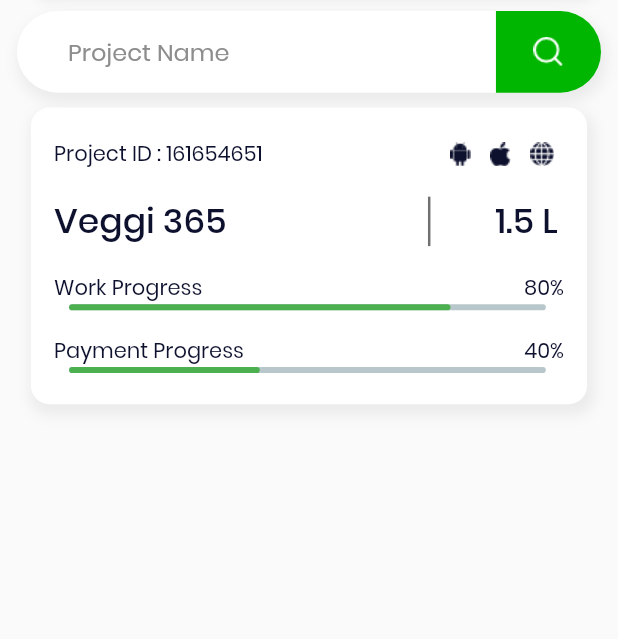
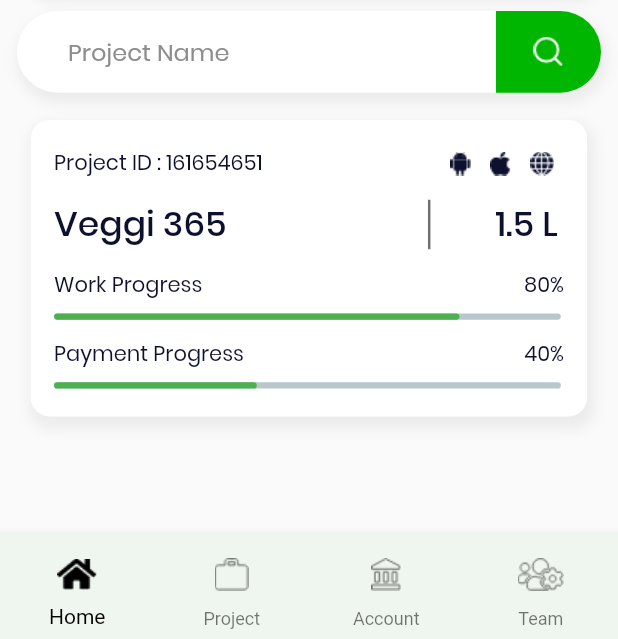
Before and after one commit to Samip193/devloper, a Flutter app: the screen it shows after launch, after a tap on "Login", on a phone screen of 412 x 824 dp, the part 597-1236 px from its top. Run offline on Flutter 3.47's test engine with Material 2 defaults, Android fonts, the phone set to English and light mode, and no system bars; drawn by our look-alikes of percent_indicator.

Commit message:
Created Ui Design

```diff
--- a/lib/TabScreen/home.dart
+++ b/lib/TabScreen/home.dart
@@ -42,7 +42,11 @@ class _HomeScreenState extends State<HomeScreen> {
             ),
             SizedBox(height: h*0.22,),
             SearchBar(),
-            ProgressIndecetor()
+            Padding(
+              padding:  EdgeInsets.only(top:h*0.01),
+              child: ProgressIndecetor(),
+            )
+
 
           ],
         ),
--- a/lib/constant/mycolor.dart
+++ b/lib/constant/mycolor.dart
@@ -8,6 +8,7 @@ class MyColor{
   static const Color app_bar_Color = Color(0xFF0D112E);
   static const Color borderColor = Color(0xFF0D112E);
   static const Color txtColor = Color(0xFF0D112E);
+  static const Color red = Color(0xFFFF0808);
   static const Color colorCyan = Color(0xFFEBFFEB);
   static const Color colorGreen = Color(0xFF00B600);
   static const Color colorPink = Color(0xFFFFEBEB);
@@ -18,6 +19,8 @@ class MyColor{
   static const Color hintColor = Color(0xFF434343);
   static const Color search_hintColor = Color(0xFF8D8D8D);
   static const Color gray = Color(0xFF707070);
+  static const Color bottom_bg_color = Color(0xFFEFF6EF);
+
 }
 class MyStyle{
 
@@ -224,6 +227,91 @@ class _SearchBarState extends State<SearchBar> {
 
 }
 
+class Indecetor extends StatelessWidget {
+  const Indecetor({Key? key}) : super(key: key);
+
+  @override
+  Widget build(BuildContext context) {
+    double h=MediaQuery.of(context).size.height;
+    double w=MediaQuery.of(context).size.width;
+    bool H =h<700;
+    return Container(
+      height: h*0.29,
+      width: w*0.90,
+      decoration: BoxDecoration(
+        color: Colors.white,
+        borderRadius: BorderRadius.circular(h*0.015),
+        boxShadow: [
+          BoxShadow(
+            color: MyColor.shedowColor,
+            spreadRadius: 2,
+            blurRadius: 7,
+            offset: const Offset(2, 5), // changes position of shadow
+          ),
+        ],
+        // border: Border.all(color: Colors.blueAccent)
+      ),
+      child: Padding(
+        padding:  EdgeInsets.symmetric(horizontal: w*0.0375,vertical: h*0.015   ),
+        child: Column(
+          mainAxisAlignment: MainAxisAlignment.spaceAround,
+          children: [
+            Row(
+              mainAxisAlignment: MainAxisAlignment.spaceBetween,
+              children: [
+                Text('Project ID : 161654651',style: TextStyle(fontSize: h*0.017,color: MyColor.txtColor,fontFamily: 'poppins_regular'),),
+                ConstrainedBox(
+                  constraints: BoxConstraints(
+                      maxWidth: w*0.2
+                  ),
+                  child: Row(
+                    mainAxisAlignment: MainAxisAlignment.spaceAround,
+                    children: [
+                      Image.asset('images/android.png',scale: 1,),
+                      Image.asset('images/apple.png',scale: 1,),
+                      Image.asset('images/network.png',scale: 1,),
+
+                    ],
+                  ),
+                )
+              ],
+            ),
+            Row(
+              mainAxisAlignment: MainAxisAlignment.spaceBetween,
+              children: [
+                Text('Veggi 365',style: TextStyle(fontSize: h*0.028,color: MyColor.txtColor,fontFamily: 'poppins_medium')),
+                ConstrainedBox(
+                    constraints: BoxConstraints(
+                        maxWidth: w*0.22
+                    ),
+                    child:Row(
+                      mainAxisAlignment: MainAxisAlignment.spaceBetween,
+                      children: [
+                        Container(
+                          height: h*0.04,
+                          width: w*0.004,
+                          color: MyColor.gray,
+                        ),
+                        Padding(
+                          padding:  EdgeInsets.only(right: w*0.01),
+                          child: Text('1.5 L',style: TextStyle(fontSize: h*0.028,color: MyColor.txtColor,fontFamily: 'poppins_medium')),
+                        )
+                      ],
+                    )
+                )
+              ],
+            ),
+            linearPercentIndicatir(progress: 'Payment Progress',percentage: '80%',percent: 0.8),
+            linearPercentIndicatir(progress: 'Current profit Progress: -70 K',percentage: '-40%',percent: 0.4,indicator_clr: MyColor.red),
+            linearPercentIndicatir(progress: 'Total profit: 4.5 K',percentage: '50%',percent: 0.5),
+          ],
+        ),
+      ),
+    );
+  }
+}
+
+
 class ProgressIndecetor extends StatefulWidget {
   const ProgressIndecetor({Key? key}) : super(key: key);
 
@@ -303,51 +391,51 @@ class _ProgressIndecetorState extends State<ProgressIndecetor> {
                 )
               ],
             ),
-            Column(
-              children: [
-                Row(
-                  mainAxisAlignment: MainAxisAlignment.spaceBetween,
-                  children: [
-                    Text('Work Progress',style: TextStyle(fontSize: h*0.017,color: MyColor.txtColor,fontFamily: 'poppins_regular'),),
-                    Text('80%',style: TextStyle(fontSize: h*0.017,color: MyColor.txtColor,fontFamily: 'poppins_regular'),),
-
-                  ],
-                ),
-                LinearPercentIndicator(
-                  width: w*0.820,
-                  animation: true,
-                  lineHeight: h*0.005,
-                  animationDuration: 2500,
-                  percent: 0.8,
-                  barRadius: Radius.circular(h),
-                  progressColor: Colors.green,
-                ),
-              ],
-            ),
-            Column(
-              children: [
-                Row(
-                  mainAxisAlignment: MainAxisAlignment.spaceBetween,
-                  children: [
-                    Text('Payment Progress',style: TextStyle(fontSize: h*0.017,color: MyColor.txtColor,fontFamily: 'poppins_regular'),),
-                    Text('40%',style: TextStyle(fontSize: h*0.017,color: MyColor.txtColor,fontFamily: 'poppins_regular'),),
-
-                  ],
-                ),
-                LinearPercentIndicator(
-                  width: w*0.820,
-                  animation: true,
-                  lineHeight: h*0.005,
-                  animationDuration: 2500,
-                  percent: 0.4,
-                  barRadius: Radius.circular(h),
-                  progressColor: Colors.green,
-                ),
-              ],
-            )
+            linearPercentIndicatir(progress: 'Work Progress',percentage: '80%',percent: 0.8),
+            linearPercentIndicatir(progress: 'Payment Progress',percentage: '40%',percent: 0.4),
           ],
         ),
       ),
     );
   }
 }
+
+class linearPercentIndicatir extends StatelessWidget {
+  final String progress;
+  final String percentage;
+  final Color? indicator_clr;
+  final double percent;
+   linearPercentIndicatir({required this.progress,required this.percentage,required this.percent, this.indicator_clr});
+
+  @override
+  Widget build(BuildContext context) {
+    double h=MediaQuery.of(context).size.height;
+    double w=MediaQuery.of(context).size.width;
+    bool H =h<700;
+    return  Column(
+      children: [
+        Row(
+          mainAxisAlignment: MainAxisAlignment.spaceBetween,
+          children: [
+            Text(progress,style: TextStyle(fontSize: h*0.017,color: MyColor.txtColor,fontFamily: 'poppins_regular'),),
+            Text(percentage,style: TextStyle(fontSize: h*0.017,color: MyColor.txtColor,fontFamily: 'poppins_regular'),),
+
+          ],
+        ),
+        Padding(
+          padding:  EdgeInsets.only(top: h*0.01),
+          child: LinearPercentIndicator(
+            width: w*0.820,
+            animation: true,
+            lineHeight: h*0.005,
+            padding: EdgeInsets.symmetric(),
+            animationDuration: 2500,
+            percent: percent,
+            barRadius: Radius.circular(h),
+            progressColor: indicator_clr??Colors.green,
+          ),
+        ),
+      ],
+    );
+  }
+}
--- a/lib/main.dart
+++ b/lib/main.dart
@@ -1,3 +1,4 @@
+import 'package:devloper/screen/tabscreen.dart';
 import 'package:flutter/material.dart';
 
 import 'TabScreen/home.dart';
@@ -22,6 +23,7 @@ class MyApp extends StatelessWidget {
       initialRoute: '/',
       routes: {
         '/': (context) => const LoginScreen(),
+        '/tab': (context) => const TabScreen(),
         '/home': (context) => const HomeScreen(),
       },
     );
--- a/lib/screen/login.dart
+++ b/lib/screen/login.dart
@@ -93,7 +93,7 @@ class _LoginScreenState extends State<LoginScreen> {
             MaterialButton(
               elevation: 6,
                 onPressed: (){
-                Navigator.pushNamed(context, '/home');
+                Navigator.pushNamed(context, '/tab');
                 },
               color: MyColor.btnColor,
               shape:RoundedRectangleBorder(
--- /dev/null
+++ b/lib/screen/tabscreen.dart
@@ -0,0 +1,92 @@
+import 'package:devloper/TabScreen/Account.dart';
+import 'package:devloper/TabScreen/Project.dart';
+import 'package:devloper/TabScreen/Team.dart';
+import 'package:devloper/TabScreen/home.dart';
+import 'package:devloper/constant/mycolor.dart';
+import 'package:flutter/material.dart';
+
+import '../constant/Topbar.dart';
+
+class TabScreen extends StatefulWidget {
+  const TabScreen({Key? key}) : super(key: key);
+
+  @override
+  State<TabScreen> createState() => _TabScreenState();
+}
+
+class _TabScreenState extends State<TabScreen> {
+  int _selectedIndex = 0;
+  static const List<Widget> _widgetOptions = <Widget>[
+    HomeScreen(),
+    ProjectScreen(),
+    AccountScreen(),
+    TeamScreen(),
+
+  ];
+
+  void _onItemTapped(int index) {
+    setState(() {
+      _selectedIndex = index;
+    });
+  }
+  @override
+  Widget build(BuildContext context) {
+    double h=MediaQuery.of(context).size.height;
+    double w=MediaQuery.of(context).size.width;
+    bool H =h<700;
+    return Scaffold(
+      drawer: Drawer(),
+      bottomNavigationBar: BottomNavigationBar(
+          backgroundColor:MyColor.bottom_bg_color ,
+          items: const <BottomNavigationBarItem>[
+            BottomNavigationBarItem(
+                icon: ImageIcon(
+                  AssetImage('images/home.png'),
+                ),
+                activeIcon:ImageIcon(
+                  AssetImage('images/active_home.png'),
+                ),
+                label: 'Home',
+                backgroundColor: Colors.green
+            ),
+            BottomNavigationBarItem(
+                icon: ImageIcon(
+                  AssetImage('images/project.png'),
+                ),
+                label: 'Project',
+                backgroundColor: Colors.yellow
+            ),
+            BottomNavigationBarItem(
+              icon: ImageIcon(
+                AssetImage('images/account.png'),
+              ),
+              activeIcon:ImageIcon(
+                AssetImage('images/active_acccount.png'),
+              ),
+              label: 'Account',
+              backgroundColor: Colors.blue,
+            ),
+            BottomNavigationBarItem(
+                icon: ImageIcon(
+                  AssetImage('images/team.png'),
+                ),
+                label: 'Team',
+                backgroundColor: Colors.green
+            ),
+          ],
+          type: BottomNavigationBarType.fixed,
+          currentIndex: _selectedIndex,
+          selectedItemColor: Colors.black,
+          iconSize: 40,
+          onTap: _onItemTapped,
+          elevation: 5
+      ),
+      body: Center(
+        child: _widgetOptions.elementAt(_selectedIndex),
+      ),
+    );
+
+
+
+  }
+}
--- a/pubspec.yaml
+++ b/pubspec.yaml
@@ -67,6 +67,12 @@ flutter:
     - images/android.png
     - images/apple.png
     - images/network.png
+    - images/account.png
+    - images/project.png
+    - images/home.png
+    - images/active_home.png
+    - images/active_acccount.png
+    - images/team.png
   #   - images/a_dot_ham.jpeg
 
   # An image asset can refer to one or more resolution-specific "variants", see
```
Also changed, not shown: lib/TabScreen/Account.dart (added, +71 -0 lines), lib/TabScreen/Project.dart (added, +24 -0 lines), lib/TabScreen/Team.dart (added, +25 -0 lines), lib/constant/Topbar.dart (+76 -0 lines), lib/constant/account_constant.dart (added, +97 -0 lines), images/account.png (added), images/active_acccount.png (added), images/active_home.png (added), images/home.png (added), images/project.png (added), images/team.png (added).
